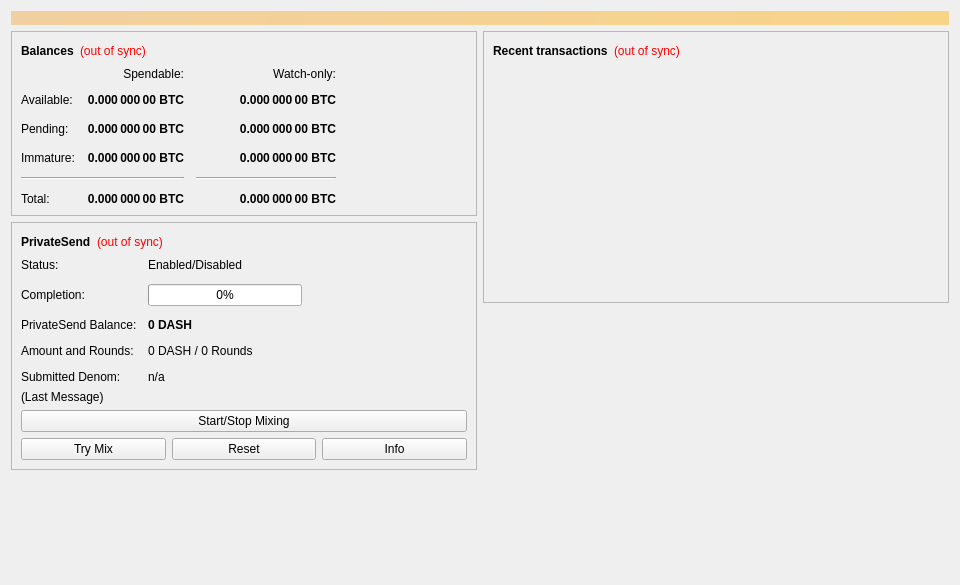
Before: the Qt Designer form src/qt/forms/overviewpage.ui in dashpay/dash, drawn with Qt 5.
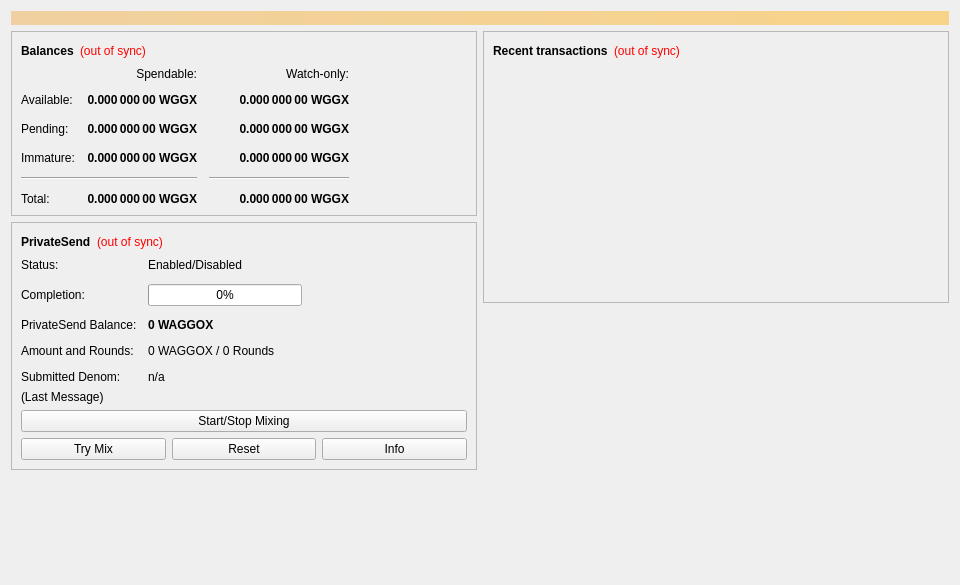
After: the same form once the commit is applied.

```diff
--- a/src/qt/forms/overviewpage.ui
+++ b/src/qt/forms/overviewpage.ui
@@ -118,7 +118,7 @@
                <string>Unconfirmed transactions to watch-only addresses</string>
               </property>
               <property name="text">
-               <string notr="true">0.000 000 00 BTC</string>
+               <string notr="true">0.000 000 00 WGGX</string>
               </property>
               <property name="alignment">
                <set>Qt::AlignRight|Qt::AlignTrailing|Qt::AlignVCenter</set>
@@ -143,7 +143,7 @@
                <string>Total of transactions that have yet to be confirmed, and do not yet count toward the spendable balance</string>
               </property>
               <property name="text">
-               <string notr="true">0.000 000 00 BTC</string>
+               <string notr="true">0.000 000 00 WGGX</string>
               </property>
               <property name="alignment">
                <set>Qt::AlignRight|Qt::AlignTrailing|Qt::AlignVCenter</set>
@@ -168,7 +168,7 @@
                <string>Mined balance in watch-only addresses that has not yet matured</string>
               </property>
               <property name="text">
-               <string notr="true">0.000 000 00 BTC</string>
+               <string notr="true">0.000 000 00 WGGX</string>
               </property>
               <property name="alignment">
                <set>Qt::AlignRight|Qt::AlignTrailing|Qt::AlignVCenter</set>
@@ -226,7 +226,7 @@
                <string>Mined balance that has not yet matured</string>
               </property>
               <property name="text">
-               <string notr="true">0.000 000 00 BTC</string>
+               <string notr="true">0.000 000 00 WGGX</string>
               </property>
               <property name="alignment">
                <set>Qt::AlignRight|Qt::AlignTrailing|Qt::AlignVCenter</set>
@@ -271,7 +271,7 @@
                <string>Your current total balance</string>
               </property>
               <property name="text">
-               <string notr="true">0.000 000 00 BTC</string>
+               <string notr="true">0.000 000 00 WGGX</string>
               </property>
               <property name="alignment">
                <set>Qt::AlignRight|Qt::AlignTrailing|Qt::AlignVCenter</set>
@@ -296,7 +296,7 @@
                <string>Current total balance in watch-only addresses</string>
               </property>
               <property name="text">
-               <string notr="true">0.000 000 00 BTC</string>
+               <string notr="true">0.000 000 00 WGGX</string>
               </property>
               <property name="alignment">
                <set>Qt::AlignRight|Qt::AlignTrailing|Qt::AlignVCenter</set>
@@ -338,7 +338,7 @@
                <string>Your current spendable balance</string>
               </property>
               <property name="text">
-               <string notr="true">0.000 000 00 BTC</string>
+               <string notr="true">0.000 000 00 WGGX</string>
               </property>
               <property name="alignment">
                <set>Qt::AlignRight|Qt::AlignTrailing|Qt::AlignVCenter</set>
@@ -363,7 +363,7 @@
                <string>Your current balance in watch-only addresses</string>
               </property>
               <property name="text">
-               <string notr="true">0.000 000 00 BTC</string>
+               <string notr="true">0.000 000 00 WGGX</string>
               </property>
               <property name="alignment">
                <set>Qt::AlignRight|Qt::AlignTrailing|Qt::AlignVCenter</set>
@@ -514,7 +514,7 @@
                </font>
               </property>
               <property name="text">
-               <string notr="true">0 DASH</string>
+               <string notr="true">0 WAGGOX</string>
               </property>
              </widget>
             </item>
@@ -528,7 +528,7 @@
             <item row="3" column="1">
              <widget class="QLabel" name="labelAmountRounds">
               <property name="text">
-               <string>0 DASH / 0 Rounds</string>
+               <string>0 WAGGOX / 0 Rounds</string>
               </property>
              </widget>
             </item>
```
